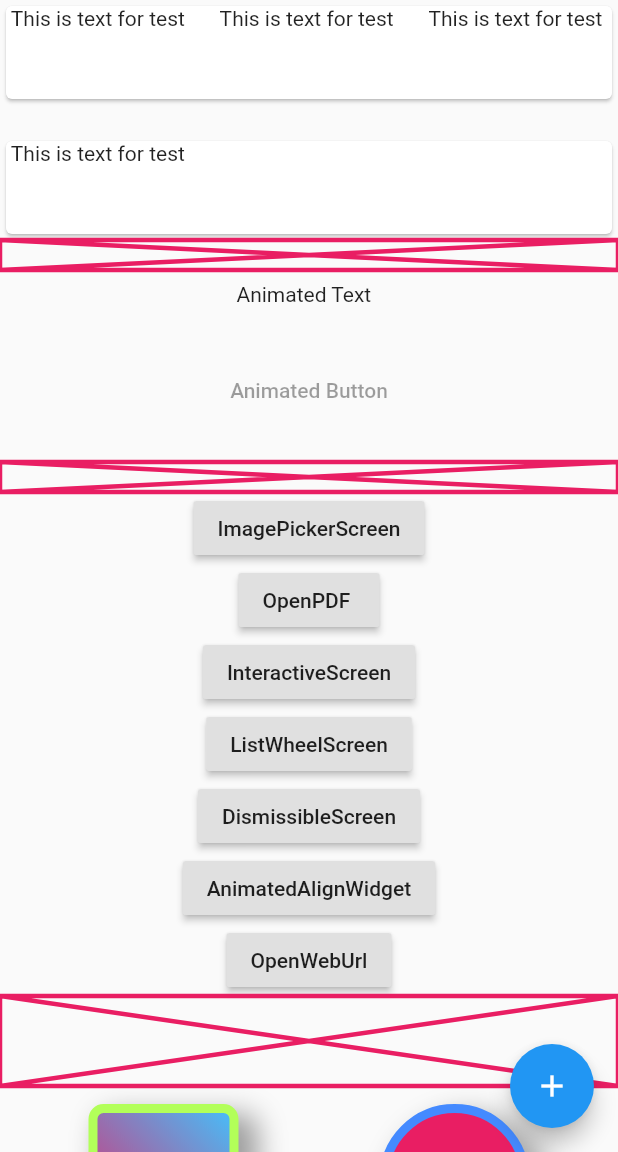
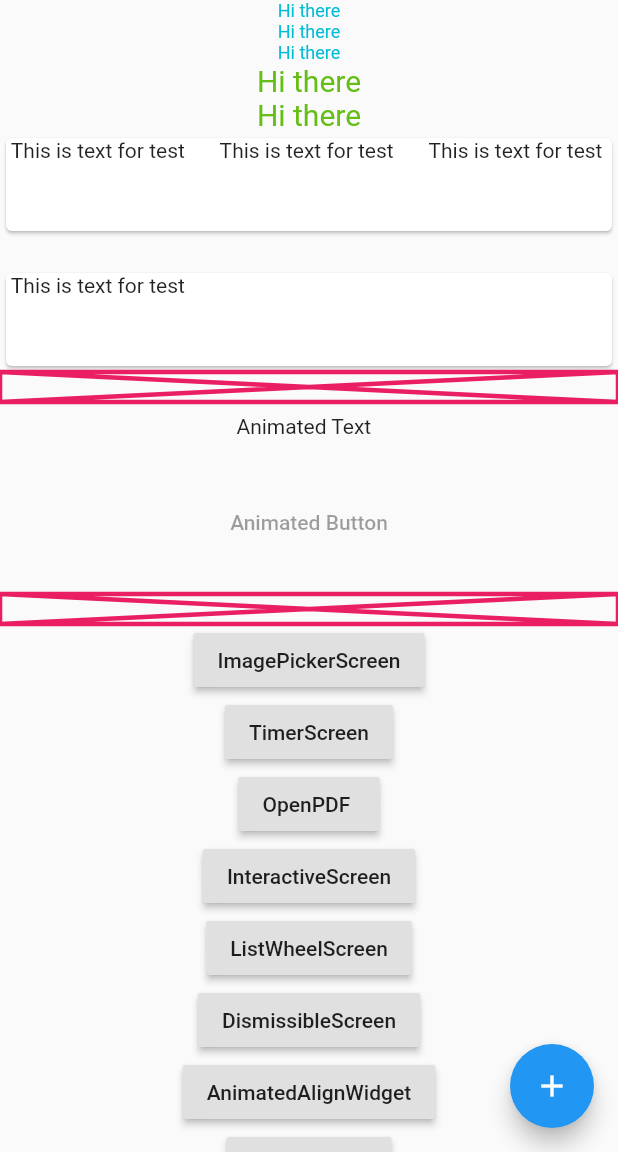
Before and after one commit to AliRadwan/custom_desgin_flutter, a Flutter app: the MyDesignScreen screen opened directly, after a tap on the "add" icon, on a phone screen of 412 x 824 dp, the part 84-1236 px from its top. Run offline on Flutter 3.47's test engine with Material 2 defaults, Android fonts, the phone set to English and light mode, and no system bars; drawn by our look-alikes of marquee; our stand-ins replace carousel_slider, file_picker, flushbar, image_picker, percent_indicator, shared_preferences and 1 more; missing offline and left inert: autocomplete_textfield, multi_image_picker, page_view_indicator, pdf_flutter; accounts and stored records are empty.

Commit message:
edit some data

```diff
--- a/lib/CustomDesgin/CustomDesgin.dart
+++ b/lib/CustomDesgin/CustomDesgin.dart
@@ -4,6 +4,7 @@ import 'dart:math';
 import 'package:ali_flutter_desgin/CustomCode/GridView.dart';
 import 'package:ali_flutter_desgin/CustomCode/Testfile.dart';
 import 'package:ali_flutter_desgin/CustomCode/test1.dart';
+import 'package:ali_flutter_desgin/CustomDesgin/TimerScreen.dart';
 import 'GridViewScreen.dart';
 import 'InteractiveScreen.dart';
 import 'OpenPDF.dart';
@@ -34,6 +35,8 @@ class MyDesignScreen extends StatefulWidget {
 class _MyDesignScreenState extends State<MyDesignScreen> {
   String _selectedLetter;
   List _letterList = ['a', 'b', 'c', 'd', 'e'];
+  double _fontSize = 30;
+  Color _color = Colors.red;
 
   @override
   Widget build(BuildContext context) {
@@ -65,6 +68,24 @@ class _MyDesignScreenState extends State<MyDesignScreen> {
                 child: Column(
                   mainAxisAlignment: MainAxisAlignment.start,
                   children: <Widget>[
+
+                    DefaultTextStyle(style: TextStyle(fontSize: 12,color: Colors.cyan), child: Column(
+                      children: [
+                        Text("Hi there"),
+                        Text("Hi there"),
+                        Text("Hi there"),
+                      ],
+                    )),
+                    AnimatedDefaultTextStyle(
+                        duration: Duration(milliseconds: 500),
+                        style: TextStyle(fontSize: _fontSize,color: _color), child: Column(
+                      children: [
+                        Text("Hi there"),
+                        Text("Hi there"),
+
+                      ],
+                    )),
+
 
                     SizedBox(
                       height: 70,child: Card(
@@ -121,6 +142,12 @@ class _MyDesignScreenState extends State<MyDesignScreen> {
                       child: Text("ImagePickerScreen"),
                       onPressed: () {
                         Navigator.push(context, MaterialPageRoute(builder: (context) => ImagePickerScreen()));
+                      },
+                    ),
+                    RaisedButton(
+                      child: Text("TimerScreen"),
+                      onPressed: () {
+                        Navigator.push(context, MaterialPageRoute(builder: (context) => TimerScreen()));
                       },
                     ),
                     RaisedButton(
@@ -806,7 +833,13 @@ class _MyDesignScreenState extends State<MyDesignScreen> {
         ),
       ),
       floatingActionButton: FloatingActionButton(
-        onPressed: () {},
+        onPressed: () {
+          Random r = Random();
+          setState(() {
+            _fontSize = r.nextInt(50).toDouble();
+            _color = Color.fromRGBO(r.nextInt(256), r.nextInt(256), r.nextInt(256), 1);
+          });
+        },
         tooltip: 'Increment',
         child: Icon(Icons.add),
       ), // This trailing comma makes auto-formatting nicer for build methods.
--- a/lib/CustomDesgin/OpenWebUrl.dart
+++ b/lib/CustomDesgin/OpenWebUrl.dart
@@ -34,4 +34,6 @@ class _OpenWebUrlState extends State<OpenWebUrl> {
       ),
     );
   }
+
+
 }
```
Also changed, not shown: lib/CustomDesgin/TimerScreen.dart (added, +52 -0 lines).
